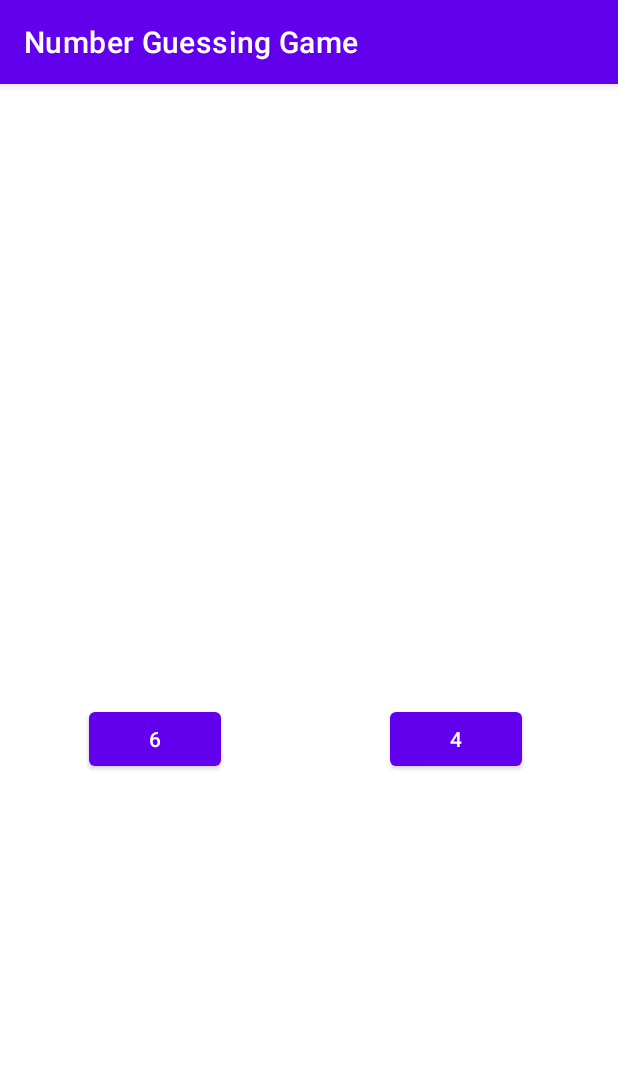
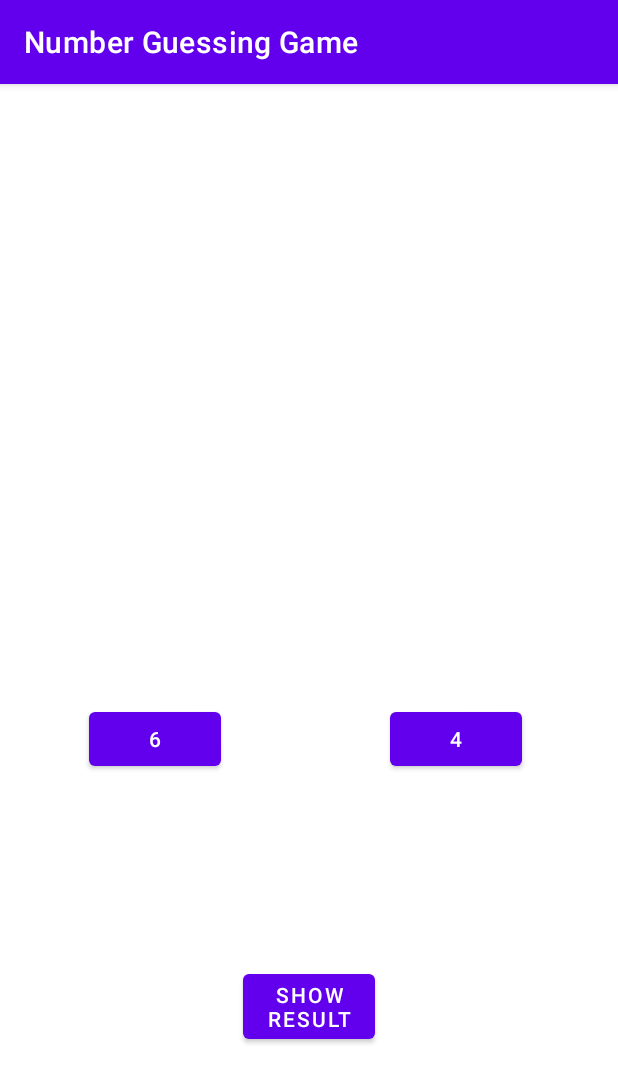
Before and after one commit to Bhavye2003Developer/Number-Guessing-Game, an Android app: the screen it shows after launch (MainActivity), on a phone screen of 412 x 824 dp. Shown: the top 1083 px of the screen. Run offline under Robolectric (Android 15) with nearby library versions, the phone set to English and light mode, and no system bars.

Commit message:
fourth update

```diff
--- a/app/src/main/res/layout/activity_main.xml
+++ b/app/src/main/res/layout/activity_main.xml
@@ -49,4 +49,16 @@
         android:orientation="vertical"
         app:layout_constraintGuide_percent="0.5"/>
 
+    <Button
+        android:id="@+id/show_result"
+        android:layout_width="wrap_content"
+        android:layout_height="wrap_content"
+        android:text="show\nresult"
+        app:layout_constraintBottom_toBottomOf="parent"
+        app:layout_constraintEnd_toEndOf="parent"
+        app:layout_constraintHorizontal_bias="0.501"
+        app:layout_constraintStart_toStartOf="parent"
+        app:layout_constraintTop_toBottomOf="@+id/textView"
+        app:layout_constraintVertical_bias="0.794" />
+
 </androidx.constraintlayout.widget.ConstraintLayout>
```
Also changed, not shown: app/src/main/java/com/example/numberguessinggame/MainActivity.kt (+21 -0 lines).
